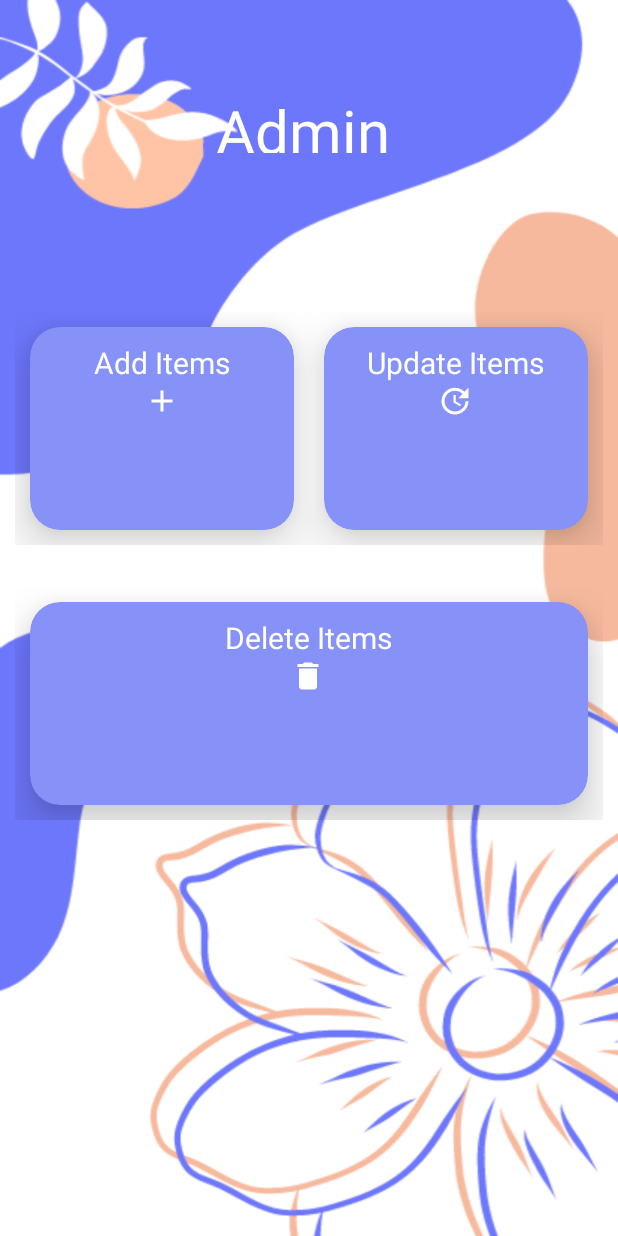
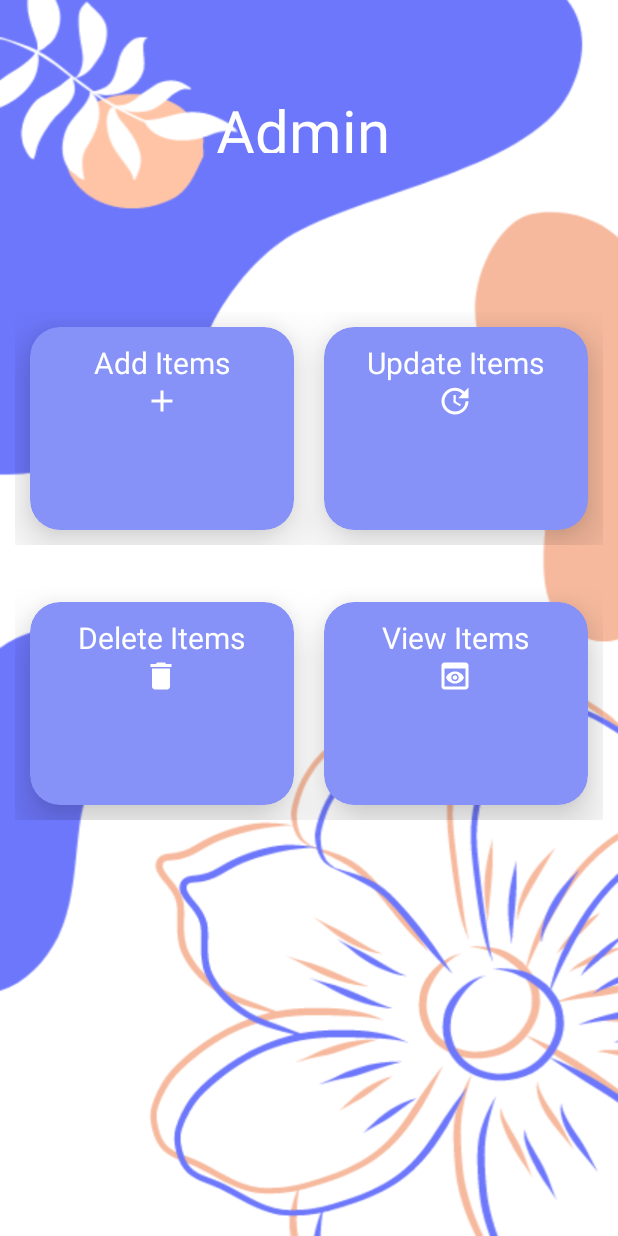
Before and after one commit to Pasindu666/androidapplication, an Android app: the MainActivity screen opened directly, with no data from a screen before it, on a phone screen of 412 x 824 dp. Run offline under Robolectric (Android 15) with nearby library versions, the phone set to English and light mode, and no system bars.

Commit message:
Android Application (Admin Item View Added)

```diff
--- a/app/build.gradle
+++ b/app/build.gradle
@@ -41,4 +41,7 @@ dependencies {
     testImplementation 'junit:junit:4.13.2'
     androidTestImplementation 'androidx.test.ext:junit:1.1.5'
     androidTestImplementation 'androidx.test.espresso:espresso-core:3.5.1'
+    implementation 'com.github.bumptech.glide:glide:4.14.2'
+    annotationProcessor 'com.github.bumptech.glide:compiler:4.14.2'
+    implementation 'com.github.clans:fab:1.6.4'
 }
--- a/app/src/main/java/com/example/signuploginfirebase/DataClass.java
+++ b/app/src/main/java/com/example/signuploginfirebase/DataClass.java
@@ -28,4 +28,9 @@ public class DataClass {
     public String getDataImage() {
         return dataImage;
     }
+
+    public DataClass(){
+
+    }
+
 }
--- a/app/src/main/java/com/example/signuploginfirebase/MainActivity.java
+++ b/app/src/main/java/com/example/signuploginfirebase/MainActivity.java
@@ -10,6 +10,7 @@ import android.view.View;
 public class MainActivity extends AppCompatActivity {
 
     CardView addItemCard;
+    CardView viewItemCard;
 
     @Override
     protected void onCreate(Bundle savedInstanceState) {
@@ -17,6 +18,7 @@ public class MainActivity extends AppCompatActivity {
         setContentView(R.layout.activity_main_admin);
 
         addItemCard = findViewById(R.id.addItemCard);
+        viewItemCard = findViewById(R.id.viewItems);
 
         addItemCard.setOnClickListener(new View.OnClickListener() {
             @Override
@@ -25,5 +27,13 @@ public class MainActivity extends AppCompatActivity {
                 startActivity(intent);
             }
         });
+
+        viewItemCard.setOnClickListener(new View.OnClickListener() {
+            @Override
+            public void onClick(View v) {
+                Intent intent = new Intent(MainActivity.this, admin_data_view.class);
+                startActivity(intent);
+            }
+        });
     }
 }
--- /dev/null
+++ b/app/src/main/res/drawable/view_items.xml
@@ -0,0 +1,5 @@
+<vector android:height="24dp" android:tint="@color/white"
+    android:viewportHeight="24" android:viewportWidth="24"
+    android:width="24dp" xmlns:android="http://schemas.android.com/apk/res/android">
+    <path android:fillColor="@android:color/white" android:pathData="M19,3H5C3.89,3 3,3.9 3,5v14c0,1.1 0.89,2 2,2h14c1.1,0 2,-0.9 2,-2V5C21,3.9 20.11,3 19,3zM19,19H5V7h14V19zM13.5,13c0,0.83 -0.67,1.5 -1.5,1.5s-1.5,-0.67 -1.5,-1.5c0,-0.83 0.67,-1.5 1.5,-1.5S13.5,12.17 13.5,13zM12,9c-2.73,0 -5.06,1.66 -6,4c0.94,2.34 3.27,4 6,4s5.06,-1.66 6,-4C17.06,10.66 14.73,9 12,9zM12,15.5c-1.38,0 -2.5,-1.12 -2.5,-2.5c0,-1.38 1.12,-2.5 2.5,-2.5c1.38,0 2.5,1.12 2.5,2.5C14.5,14.38 13.38,15.5 12,15.5z"/>
+</vector>
--- a/app/src/main/res/layout/activity_login.xml
+++ b/app/src/main/res/layout/activity_login.xml
@@ -89,12 +89,8 @@
                 android:textColor="@color/lavender"
                 android:textSize="18sp"/>
 
-
-
-
         </LinearLayout>
 
     </androidx.cardview.widget.CardView>
 
-
 </LinearLayout>
--- a/app/src/main/res/layout/activity_main_admin.xml
+++ b/app/src/main/res/layout/activity_main_admin.xml
@@ -59,6 +59,35 @@
                         android:layout_marginTop="10dp"
                         android:drawableBottom="@drawable/baseline_delete_button"
                         android:text="Delete Items"
+                        android:textColor="@color/white"
+                        android:textSize="20sp" />
+
+                </RelativeLayout>
+
+            </androidx.cardview.widget.CardView>
+
+            <androidx.cardview.widget.CardView
+                android:id="@+id/viewItems"
+                android:layout_width="0dp"
+                android:layout_height="match_parent"
+                android:layout_margin="10dp"
+                android:layout_weight="1"
+                android:backgroundTint="@color/lavender"
+                app:cardCornerRadius="20dp"
+                app:cardElevation="20dp">
+
+                <RelativeLayout
+                    android:layout_width="match_parent"
+                    android:layout_height="wrap_content">
+
+                    <TextView
+                        android:id="@+id/viewItem"
+                        android:layout_width="wrap_content"
+                        android:layout_height="wrap_content"
+                        android:layout_centerHorizontal="true"
+                        android:layout_marginTop="10dp"
+                        android:drawableBottom="@drawable/view_items"
+                        android:text="View Items"
                         android:textColor="@color/white"
                         android:textSize="20sp" />
 
--- a/app/src/main/res/layout/progress_layout.xml
+++ b/app/src/main/res/layout/progress_layout.xml
@@ -15,7 +15,7 @@
         android:layout_width="0dp"
         android:layout_height="match_parent"
         android:layout_weight="4"
-        android:text="Saving..."
+        android:text="Loading..."
         android:textSize="18sp"
         android:textColor="@color/lavender"
         android:gravity="start|center_vertical"/>
--- a/app/src/main/res/values/strings.xml
+++ b/app/src/main/res/values/strings.xml
@@ -1,3 +1,5 @@
 <resources>
-    <string name="app_name">Signup Login Firebase</string>
+    <string name="app_name">Online Store</string>
 </resources>
+
+    <!--Signup Login Firebase-->
--- a/app/src/main/res/values/themes.xml
+++ b/app/src/main/res/values/themes.xml
@@ -6,4 +6,10 @@
     </style>
 
     <style name="Theme.SignupLoginFirebase" parent="Base.Theme.SignupLoginFirebase" />
+
+    <style name="roundedImageViewRounded">
+        <item name="cornerFamily">rounded</item>
+        <item name="cornerSize">50%</item>
+    </style>
+
 </resources>
--- a/build.gradle
+++ b/build.gradle
@@ -1,4 +1,8 @@
 buildscript {
+    repositories{
+        google()
+        mavenCentral()
+    }
     dependencies {
         classpath 'com.google.gms:google-services:4.4.0'
     }
```
Also changed, not shown: app/src/main/AndroidManifest.xml (+8 -1 lines), app/src/main/java/com/example/signuploginfirebase/DetailActivity.java (added, +33 -0 lines), app/src/main/java/com/example/signuploginfirebase/MyAdapter.java (added, +81 -0 lines), app/src/main/java/com/example/signuploginfirebase/admin_data_view.java (added, +69 -0 lines), app/src/main/res/layout/activity_admin_data_view.xml (added, +14 -0 lines), app/src/main/res/layout/activity_detail.xml (added, +53 -0 lines), app/src/main/res/layout/recycler_item.xml (added, +68 -0 lines).
